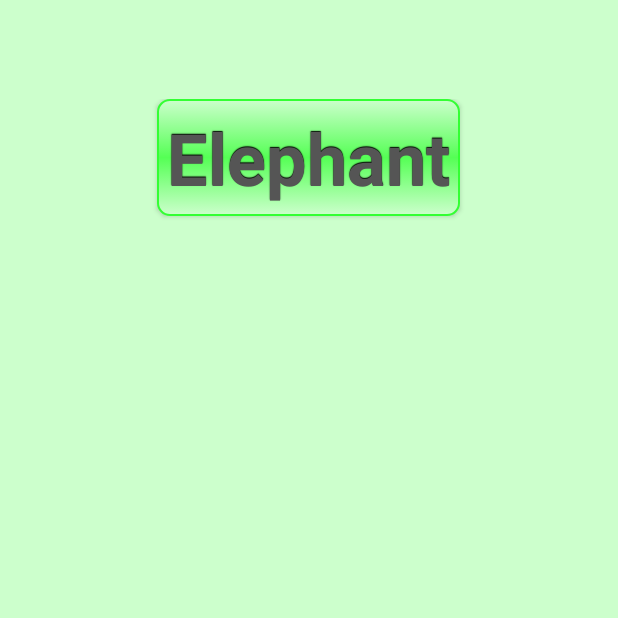
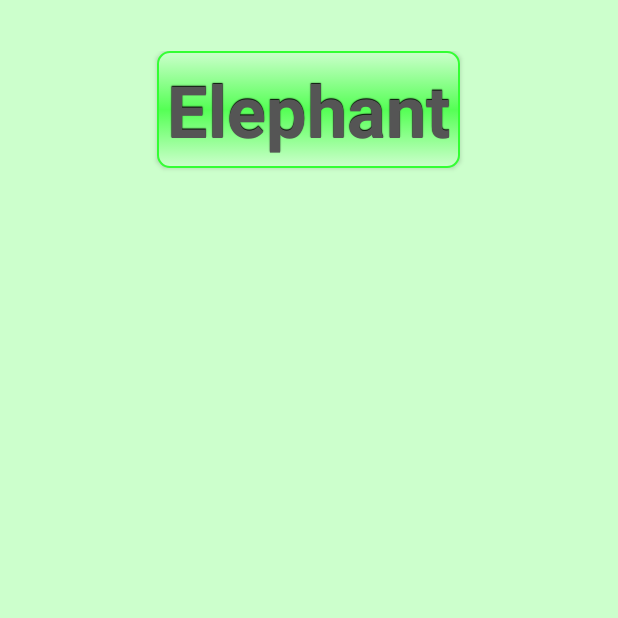
Before and after one commit to lewismcgeary/VocabBuilder, an Android app: the fragment QuestionFragment placed in its activity, on a phone screen of 412 x 824 dp, the top half of it. Run offline under Robolectric (Android 15) with nearby library versions, the phone set to English and light mode, and no system bars; pictures from the network do not load; 2 statements that could not run were skipped.

Commit message:
decrease padding around Question fragment and refine landscape layout

```diff
--- a/app/src/main/res/layout-land/question_fragment.xml
+++ b/app/src/main/res/layout-land/question_fragment.xml
@@ -15,6 +15,7 @@
         android:textAllCaps="false"
         android:id="@+id/promptText"
         android:textSize="48sp"
+        android:layout_marginBottom="10dp"
         android:onClick="sayPrompt"/>
     <LinearLayout
         android:layout_width="match_parent"
--- a/app/src/main/res/layout/quiz_activity.xml
+++ b/app/src/main/res/layout/quiz_activity.xml
@@ -6,7 +6,7 @@
 <LinearLayout xmlns:android="http://schemas.android.com/apk/res/android"
     xmlns:tools="http://schemas.android.com/tools"
     android:layout_width="match_parent"
-    android:layout_height="50dp"
+    android:layout_height="wrap_content"
     android:orientation="horizontal"
     android:id="@+id/progress_frame"
     android:layout_gravity="center_vertical">
@@ -54,9 +54,8 @@
     <FrameLayout
     android:layout_width="match_parent"
     android:layout_height="match_parent"
-
     tools:layout="@layout/question_fragment"
     android:id="@+id/question_frame"
-        android:layout_marginTop="50dp"/>
+        android:layout_marginTop="30dp"/>
 
 </FrameLayout>
--- a/app/src/main/res/values/dimens.xml
+++ b/app/src/main/res/values/dimens.xml
@@ -1,5 +1,5 @@
 <resources>
     <!-- Default screen margins, per the Android Design guidelines. -->
-    <dimen name="activity_horizontal_margin">16dp</dimen>
-    <dimen name="activity_vertical_margin">16dp</dimen>
+    <dimen name="activity_horizontal_margin">4dp</dimen>
+    <dimen name="activity_vertical_margin">4dp</dimen>
 </resources>
```
